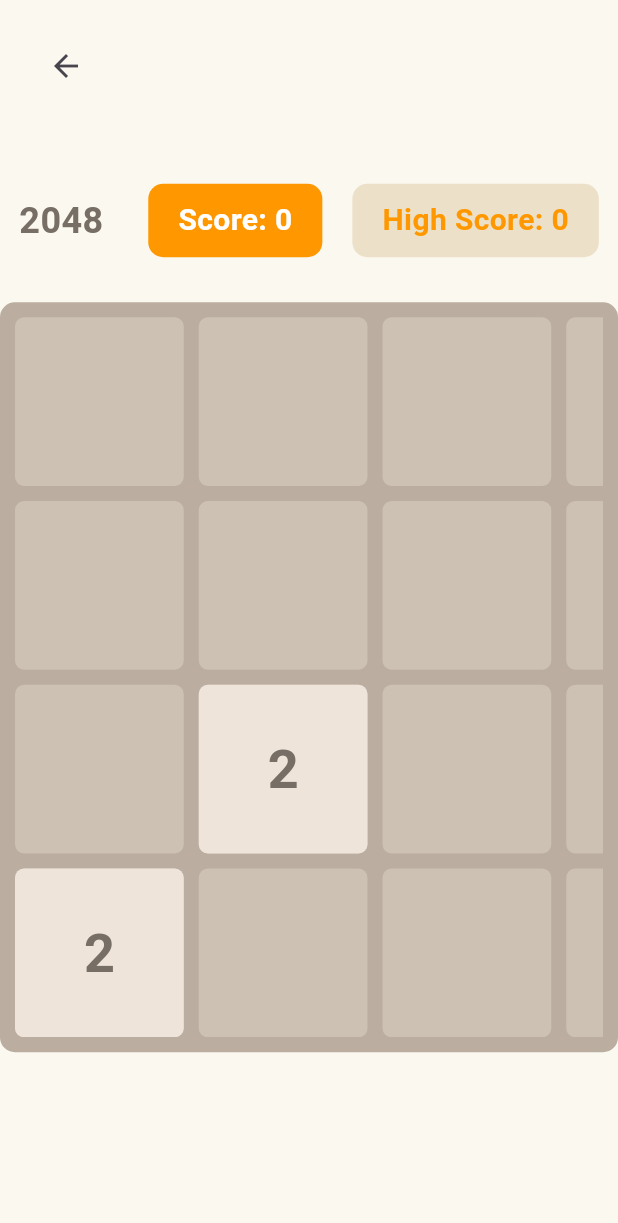
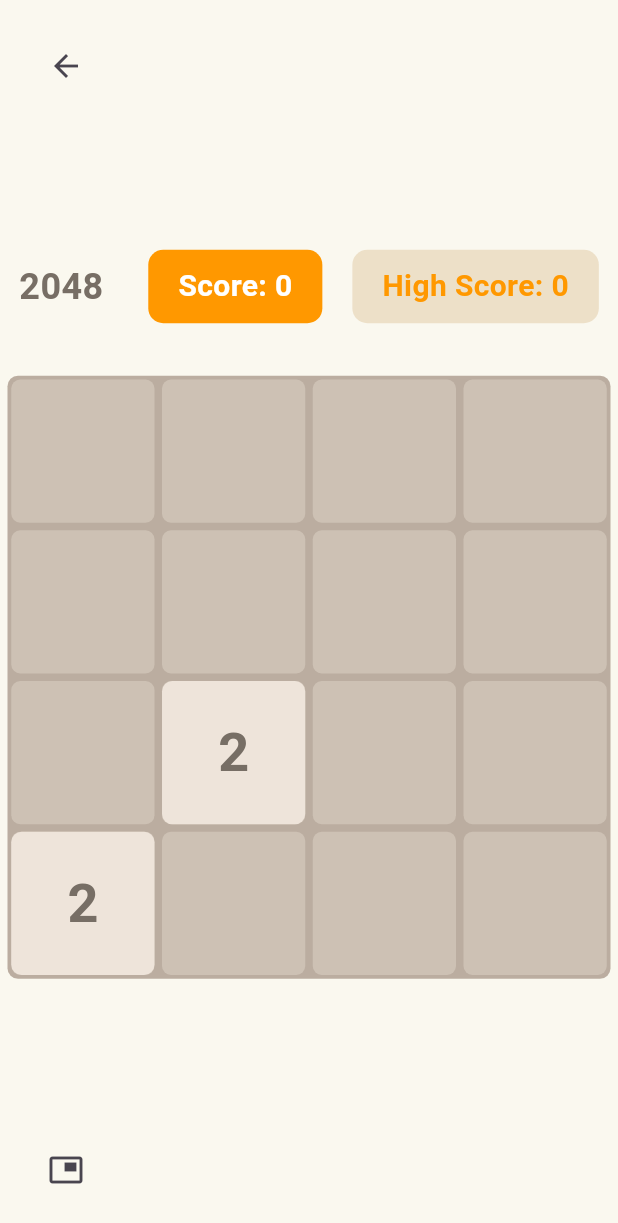
Before and after one commit to kareemkarawan/2048, a Flutter app: the screen it shows after launch, after a tap on "NEW GAME", on a phone screen of 412 x 824 dp. Shown: the top 1223 px of the screen. Run offline on Flutter 3.47's test engine with Material 3 defaults, Android fonts, the phone set to English and light mode, and no system bars; our stand-ins replace shared_preferences; missing offline and left inert: window_manager, window_manager_plus; statements that could not run were skipped.

Commit message:
fully working game but cant seem to get the pip window to stay on top of everything

```diff
--- a/lib/constants/app_colors.dart
+++ b/lib/constants/app_colors.dart
@@ -6,4 +6,5 @@
   static const lightText = Color(0xFFF5F5F5);
   static const darkAccent = Color(0xFFEDE0C8);
   static const neonAccent = Color(0xFFF67C5F);
+  static const boardColor = Color(0xFFBBADA0);
 }
--- a/lib/main.dart
+++ b/lib/main.dart
@@ -1,23 +1,54 @@
-import 'package:_2048_game/visuals/start_screen.dart';
+import 'package:_2048_game/screens/pip_screen.dart';
+import 'package:_2048_game/screens/start_screen.dart';
 import 'package:flutter/material.dart';
-import 'package:window_manager/window_manager.dart';
+import 'package:window_manager/window_manager.dart' as wm;
+import 'package:window_manager_plus/window_manager_plus.dart' as wmp;
 
-void main() async {
+void main(List<String> args) async {
   WidgetsFlutterBinding.ensureInitialized();
-  await windowManager.ensureInitialized();
 
-  const windowOptions = WindowOptions(minimumSize: Size(850, 650));
+  final windowId = args.isEmpty ? 0 : int.tryParse(args[0]) ?? 0;
 
-  windowManager.waitUntilReadyToShow(windowOptions, () async {
-    await windowManager.show();
-    await windowManager.focus();
-  });
+  await wmp.WindowManagerPlus.ensureInitialized(windowId);
 
-  runApp(const MyApp());
+  if (windowId == 0) {
+    await wm.windowManager.ensureInitialized();
+
+    const windowOptions = wm.WindowOptions(maximumSize: Size(850, 600));
+
+    wm.windowManager.waitUntilReadyToShow(windowOptions, () async {
+      await wm.windowManager.show();
+      await wm.windowManager.focus();
+    });
+  } else {
+    final pipWindow = wmp.WindowManagerPlus.current;
+
+    pipWindow.waitUntilReadyToShow(
+      const wmp.WindowOptions(
+        size: Size(400, 400),
+        minimumSize: Size(300, 300),
+        titleBarStyle: wmp.TitleBarStyle.hidden,
+        windowButtonVisibility: false,
+        alwaysOnTop: true,
+      ),
+      () async {
+        await pipWindow.setAspectRatio(1.0);
+        await pipWindow.show();
+        await pipWindow.setAlwaysOnTop(true);
+        await pipWindow.focus();
+
+        print('PIP always on top: ${await pipWindow.isAlwaysOnTop()}');
+      },
+    );
+  }
+
+  runApp(MyApp(isPip: windowId != 0));
 }
 
 class MyApp extends StatelessWidget {
-  const MyApp({super.key});
+  final bool isPip;
+
+  const MyApp({super.key, required this.isPip});
 
   @override
   Widget build(BuildContext context) {
@@ -25,7 +56,7 @@
       debugShowCheckedModeBanner: false,
       title: '2048',
       theme: ThemeData(useMaterial3: true),
-      home: const StartScreen(),
+      home: isPip ? const PipScreen() : const StartScreen(),
     );
   }
 }
--- a/lib/visuals/game_screen.dart
+++ b/lib/screens/game_screen.dart
@@ -2,12 +2,17 @@
 import 'package:_2048_game/game/controls.dart';
 import 'package:_2048_game/game/game_logic.dart';
 import 'package:_2048_game/models/game_save_model.dart';
+
 import 'package:_2048_game/services/game_storage.dart';
 import 'package:_2048_game/services/score_storage.dart';
+import 'package:_2048_game/visuals/game_board.dart';
 import 'package:flutter/material.dart';
-import 'package:_2048_game/visuals/tile.dart';
+import 'package:flutter/services.dart';
+import 'package:window_manager_plus/window_manager_plus.dart' as wmp;
 
 import 'dart:math';
+
+import '../game/directions.dart';
 
 class GameScreen extends StatefulWidget {
   final int bestScore;
@@ -19,7 +24,8 @@
   State<GameScreen> createState() => _GameScreenState();
 }
 
-class _GameScreenState extends State<GameScreen> {
+class _GameScreenState extends State<GameScreen> with wmp.WindowListener {
+  int? pipWindowId;
   late GameLogic game;
   late final Controls controls;
   final FocusNode _focusNode = FocusNode();
@@ -30,12 +36,101 @@
     if (direction != null) {
       game.move(direction);
       setState(() {});
+
+      sendGameData();
     }
+  }
+
+  Future<void> enterPip() async {
+    if (pipWindowId != null) {
+      return;
+    }
+
+    final pipWindow = await wmp.WindowManagerPlus.createWindow(['pip']);
+
+    if (pipWindow == null) {
+      return;
+    }
+
+    pipWindowId = pipWindow.id;
+  }
+
+  @override
+  void onWindowClose([int? windowId]) {
+    print('WINDOW CLOSED: $windowId');
+    print('PIP WINDOW ID: $pipWindowId');
+
+    if (windowId == pipWindowId) {
+      pipWindowId = null;
+      print('PIP ID CLEARED');
+    }
+  }
+
+  Future<void> sendGameData() async {
+    final id = pipWindowId;
+    if (id == null) {
+      return;
+    }
+    try {
+      await wmp.WindowManagerPlus.current.invokeMethodToWindow(
+        id,
+        'updateGame',
+        {
+          'score': game.score,
+          'bestScore': game.bestScore,
+          'gameOver': game.gameOver,
+          'board': game.board
+              .map((tile) => {'id': tile.id, 'value': tile.value})
+              .toList(),
+        },
+      );
+    } catch (_) {
+      pipWindowId = null;
+    }
+  }
+
+  @override
+  Future<dynamic> onEventFromWindow(
+    String eventName,
+    int fromWindowId,
+    dynamic arguments,
+  ) async {
+    if (eventName == 'pipReady') {
+      await sendGameData();
+    }
+    if (eventName == 'move') {
+      final direction = arguments.toString();
+
+      switch (direction) {
+        case 'up':
+          game.move(Directions.up);
+          break;
+
+        case 'down':
+          game.move(Directions.down);
+          break;
+
+        case 'left':
+          game.move(Directions.left);
+          break;
+
+        case 'right':
+          game.move(Directions.right);
+          break;
+      }
+      setState(() {});
+      await sendGameData();
+    }
+    return null;
   }
 
   @override
   void initState() {
     super.initState();
+
+    wmp.WindowManagerPlus.current.addListener(this);
+    wmp.WindowManagerPlus.addGlobalListener(this);
+
     game = GameLogic(
       onGameOver: (score) async {
         await ScoreStorage.saveScore(score);
@@ -53,6 +148,12 @@
   }
 
   @override
+  void dispose() {
+    _focusNode.dispose();
+    super.dispose();
+  }
+
+  @override
   Widget build(BuildContext context) {
     return KeyboardListener(
       autofocus: true,
@@ -66,6 +167,7 @@
               child: Column(
                 mainAxisAlignment: MainAxisAlignment.center,
                 children: [
+                  const SizedBox(height: 20),
                   Row(
                     mainAxisAlignment: MainAxisAlignment.center,
                     children: [
@@ -119,48 +221,8 @@
                   ),
 
                   const SizedBox(height: 30),
-
-                  Container(
-                    width: 500,
-                    height: 500,
-                    padding: const EdgeInsets.all(10),
-                    decoration: BoxDecoration(
-                      color: const Color(0xFFBBADA0),
-                      borderRadius: BorderRadius.circular(10),
-                    ),
-                    child: Stack(
-                      children: [
-                        for (int index = 0; index < 16; index++)
-                          Positioned(
-                            left: (index % 4) * 122.5,
-                            top: (index ~/ 4) * 122.5,
-                            width: 112.5,
-                            height: 112.5,
-                            child: Container(
-                              decoration: BoxDecoration(
-                                color: const Color(0xFFCDC1B4),
-                                borderRadius: BorderRadius.circular(6),
-                              ),
-                            ),
-                          ),
-                        for (int index = 0; index < 16; index++)
-                          if (game.board[index].value != 0)
-                            AnimatedPositioned(
-                              key: ValueKey(game.board[index].id),
-                              duration: const Duration(milliseconds: 100),
-                              curve: Curves.easeOut,
-                              left: (index % 4) * 122.5,
-                              top: (index ~/ 4) * 122.5,
-                              width: 112.5,
-                              height: 112.5,
-                              child: Tile(
-                                id: game.board[index].id,
-                                value: game.board[index].value,
-                              ),
-                            ),
-                      ],
-                    ),
-                  ),
+                  Flexible(child: GameBoard(game: game, pip: false)),
+                  const SizedBox(height: 20),
                 ],
               ),
             ),
@@ -170,17 +232,24 @@
             left: 20,
             child: IconButton(
               onPressed: () async {
-                print('BACK PRESSED');
-                print('SCORE: ${game.score}');
                 if (game.score != 0) {
                   await GameStorage.saveCurrentGame(
                     GameSaveModel(score: game.score, board: game.board),
                   );
-                  print("GAME SAVED");
                 }
                 Navigator.pop(context);
               },
               icon: const Icon(Icons.arrow_back),
+            ),
+          ),
+          Positioned(
+            bottom: 20,
+            left: 20,
+            child: IconButton(
+              onPressed: () async {
+                enterPip();
+              },
+              icon: const Icon(Icons.picture_in_picture),
             ),
           ),
           if (game.gameOver)
@@ -265,13 +334,10 @@
                     const SizedBox(height: 20),
                     ElevatedButton(
                       onPressed: () async {
-                        print('BACK PRESSED');
-                        print('SCORE: ${game.score}');
                         if (game.score != 0) {
                           await GameStorage.saveCurrentGame(
                             GameSaveModel(score: game.score, board: game.board),
                           );
-                          print("GAME SAVED");
                         }
                         Navigator.pop(context);
                       },
--- a/lib/visuals/start_screen.dart
+++ b/lib/screens/start_screen.dart
@@ -1,7 +1,7 @@
 import 'package:_2048_game/constants/app_colors.dart';
 import 'package:_2048_game/models/game_save_model.dart';
 import 'package:_2048_game/services/game_storage.dart';
-import 'package:_2048_game/visuals/game_screen.dart';
+import 'package:_2048_game/screens/game_screen.dart';
 import 'package:flutter/material.dart';
 import 'package:_2048_game/services/score_storage.dart';
 
--- /dev/null
+++ b/lib/visuals/game_board.dart
@@ -0,0 +1,93 @@
+import 'package:_2048_game/constants/app_colors.dart';
+import 'package:_2048_game/game/game_logic.dart';
+import 'package:flutter/material.dart';
+
+import 'tile.dart';
+
+class GameBoard extends StatefulWidget {
+  final GameLogic game;
+  final bool pip;
+
+  const GameBoard({super.key, required this.game, required this.pip});
+
+  @override
+  State<GameBoard> createState() => _GameBoardState();
+}
+
+class _GameBoardState extends State<GameBoard> {
+  @override
+  Widget build(BuildContext context) {
+    return LayoutBuilder(
+      builder: (context, constraints) {
+        double size = 0;
+        double borderR = 0;
+        double edgedistance = 10;
+
+        if (widget.pip) {
+          size = (constraints.maxWidth - edgedistance).clamp(
+            0.0,
+            double.infinity,
+          );
+        } else {
+          size =
+              ((constraints.maxWidth < constraints.maxHeight
+                          ? constraints.maxWidth
+                          : constraints.maxHeight) -
+                      edgedistance)
+                  .clamp(0.0, double.infinity);
+
+          borderR = 7;
+        }
+
+        final tiledivision = ((size) / 4);
+        final interval = tiledivision / 40;
+        final tileSize = tiledivision - 2 * interval;
+        final spacing = tiledivision;
+        return Container(
+          width: size,
+          height: size,
+          margin: EdgeInsets.all(edgedistance / 2),
+          decoration: BoxDecoration(
+            color: AppColors.boardColor,
+            borderRadius: BorderRadius.circular(borderR),
+          ),
+          child: Container(
+            padding: EdgeInsets.all(interval),
+            child: Stack(
+              children: [
+                for (int index = 0; index < 16; index++)
+                  Positioned(
+                    left: (index % 4) * spacing,
+                    top: (index ~/ 4) * spacing,
+                    width: tileSize,
+                    height: tileSize,
+                    child: Container(
+                      decoration: BoxDecoration(
+                        color: const Color(0xFFCDC1B4),
+                        borderRadius: BorderRadius.circular(6),
+                      ),
+                    ),
+                  ),
+                for (int index = 0; index < 16; index++)
+                  if (widget.game.board[index].value != 0)
+                    AnimatedPositioned(
+                      key: ValueKey(widget.game.board[index].id),
+                      duration: const Duration(milliseconds: 100),
+                      curve: Curves.easeOut,
+                      left: (index % 4) * spacing,
+                      top: (index ~/ 4) * spacing,
+                      width: tileSize,
+                      height: tileSize,
+                      child: Tile(
+                        id: widget.game.board[index].id,
+                        value: widget.game.board[index].value,
+                      ),
+                    ),
+              ],
+            ),
+          ),
+        );
+      },
+    );
+  }
+}
--- a/lib/visuals/tile.dart
+++ b/lib/visuals/tile.dart
@@ -12,7 +12,7 @@
     return Container(
       decoration: BoxDecoration(
         color: tile_colors(value),
-        borderRadius: BorderRadius.circular(6),
+        borderRadius: BorderRadius.circular(7),
       ),
       child: Center(
         child: Text(
--- a/pubspec.yaml
+++ b/pubspec.yaml
@@ -35,6 +35,7 @@
   # Use with the CupertinoIcons class for iOS style icons.
   cupertino_icons: ^1.0.8
   window_manager: ^0.5.2
+  window_manager_plus: ^1.0.5
   shared_preferences: ^2.5.5
   path_provider: ^2.1.6
 
```
Also changed, not shown: lib/screens/pip_screen.dart (added, +131 -0 lines), pubspec.lock, 12 other files.
